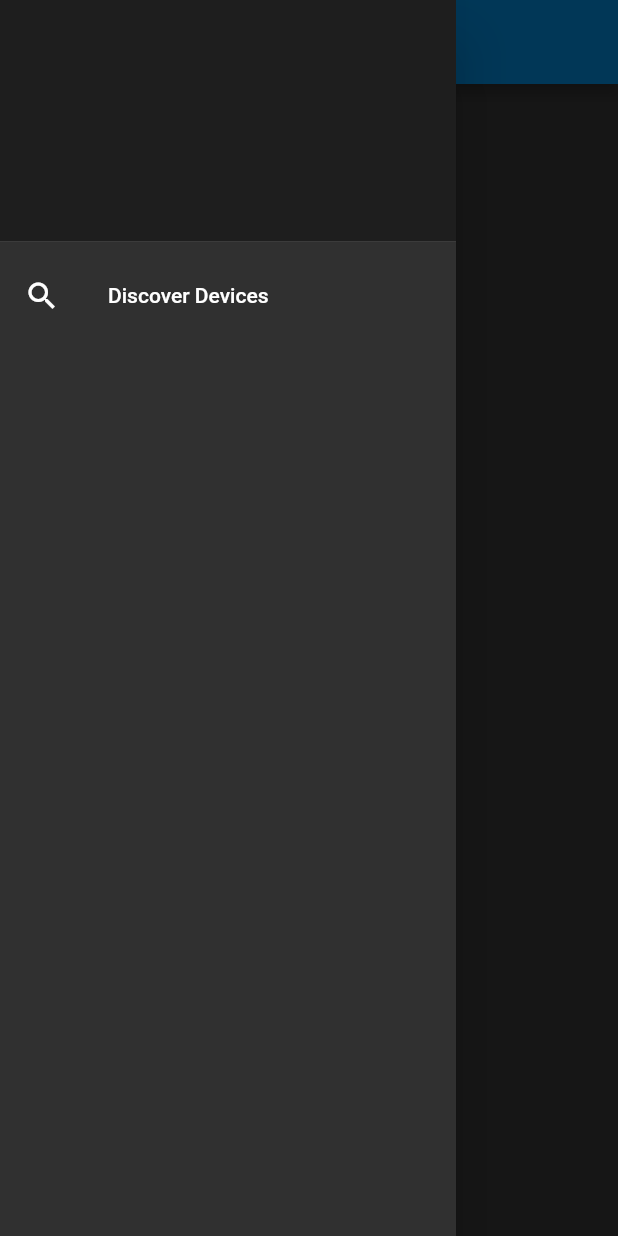
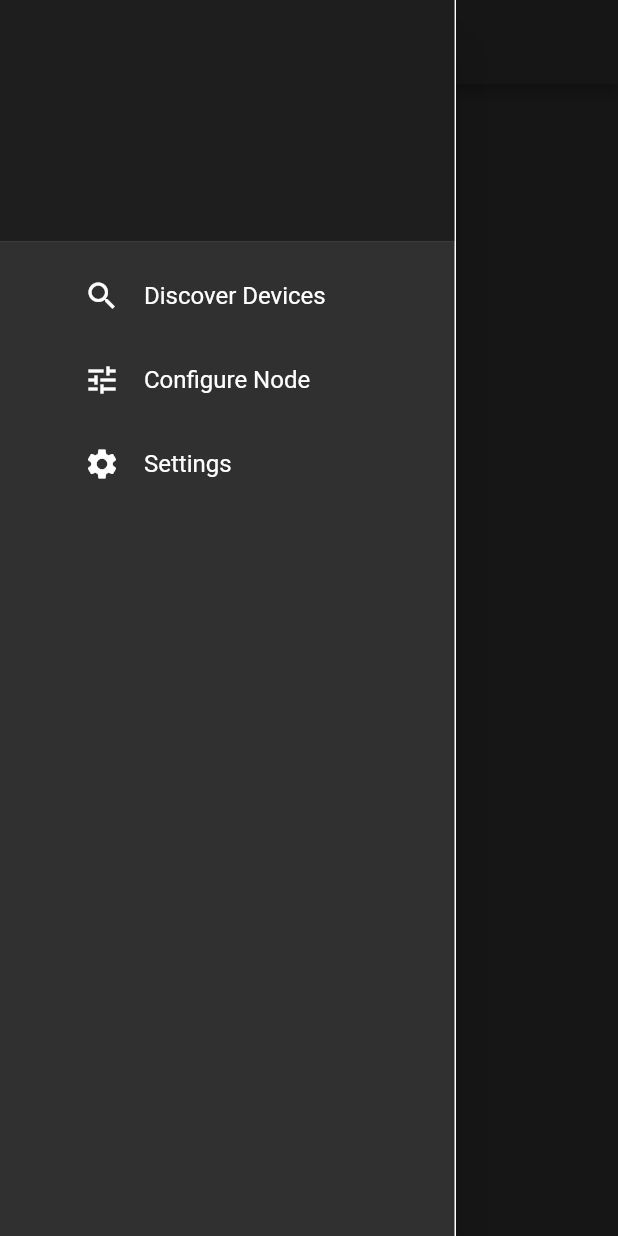
Before and after one commit to Radlet/radlet-composer, a Flutter app: the Home screen opened by its route, with the side drawer open, on a phone screen of 412 x 824 dp. Run offline on Flutter 3.47's test engine with Material 2 defaults, Android fonts, the phone set to English and light mode, and no system bars; our stand-ins replace firebase_auth, google_sign_in, shared_preferences; accounts and stored records are empty; Roboto replaces fonts that are missing (Georgia).

```diff
--- /dev/null
+++ b/lib/screens/Discovery/widgets/FetchStatus.dart
@@ -0,0 +1,6 @@
+enum FetchStatus {
+   NONE,
+   FETCHING,
+   SERVER_ERROR,
+   CONNECTION_ERROR
+}
--- a/lib/screens/SplashScreen/SplashScreen.dart
+++ b/lib/screens/SplashScreen/SplashScreen.dart
@@ -88,7 +88,7 @@ class _SplashScreenState extends State<SplashScreen>
               alignment: Alignment.center,
               child: FadeTransition(
                 opacity: _animation,
-                child: new CustomIcon(size: 220),
+                child: new CustomIcon(size: 200),
               )),
           new Container(
             alignment: Alignment.bottomCenter,
--- a/lib/widgets/CustomDrawer.dart
+++ b/lib/widgets/CustomDrawer.dart
@@ -4,6 +4,10 @@ class CustomDrawer extends StatelessWidget {
   @override
   Widget build(BuildContext context) {
     return Drawer(
+        child: SafeArea(
+      child: Container(
+        decoration: BoxDecoration(
+            border: Border(right: BorderSide(width: 1.0, color: Colors.white))),
         child: ListView(
           padding: EdgeInsets.zero,
           children: <Widget>[
@@ -14,12 +18,41 @@ class CustomDrawer extends StatelessWidget {
               ),
             ),
             ListTile(
-            leading: Icon(Icons.search),
-            title: Text("Discover Devices"),
+              leading: Padding(
+                padding: EdgeInsets.only(left: 40),
+                child: Icon(Icons.search),
+              ),
+              title: Text(
+                "Discover Devices",
+                style: TextStyle(fontSize: 16),
+              ),
               onTap: () => Navigator.of(context).popAndPushNamed('/discovery'),
+            ),
+            ListTile(
+              leading: Padding(
+                padding: EdgeInsets.only(left: 40),
+                child: Icon(Icons.tune),
+              ),
+              title: Text(
+                "Configure Node",
+                style: TextStyle(fontSize: 16),
+              ),
+              onTap: () => {},
+            ),
+            ListTile(
+              leading: Padding(
+                padding: EdgeInsets.only(left: 40),
+                child: Icon(Icons.settings),
+              ),
+              title: Text(
+                "Settings",
+                style: TextStyle(fontSize: 16),
+              ),
+              onTap: () => Navigator.of(context).popAndPushNamed('/settings'),
             )
           ],
         ),
-    );
+      ),
+    ));
   }
 }
```
Also changed, not shown: lib/routes.dart (+3 -16 lines), lib/screens/Discovery/Discovery.dart (+46 -14 lines), lib/util/theme/customTheme.dart (added, +20 -0 lines), pubspec.yaml (+5 -10 lines), fonts/roboto.ttf (added). Lines whose indentation alone changed are shown as unchanged.
